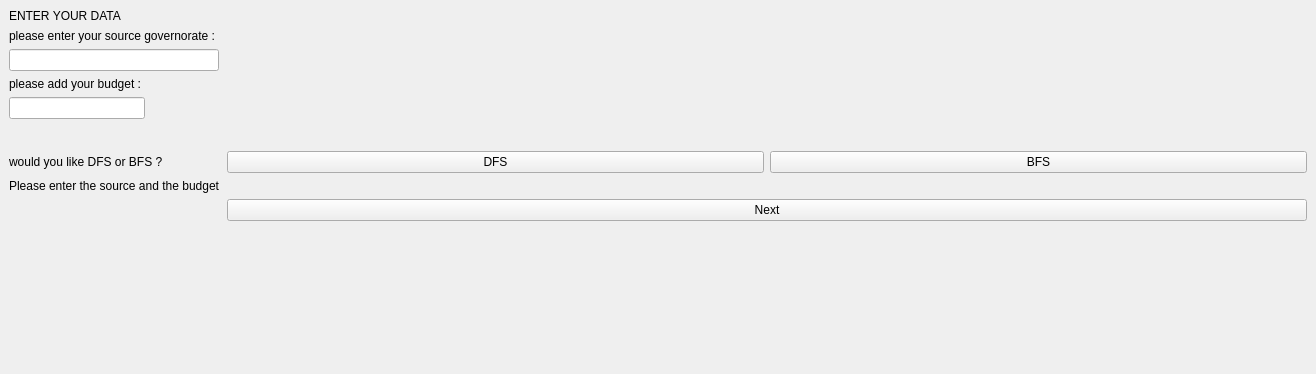
Old version of the form dataentry.ui in the repository mariamelkondakly/GuideMe; both pictures show x 0 to 1316 and y 0 to 374 of the 1316 by 880 pixel window.
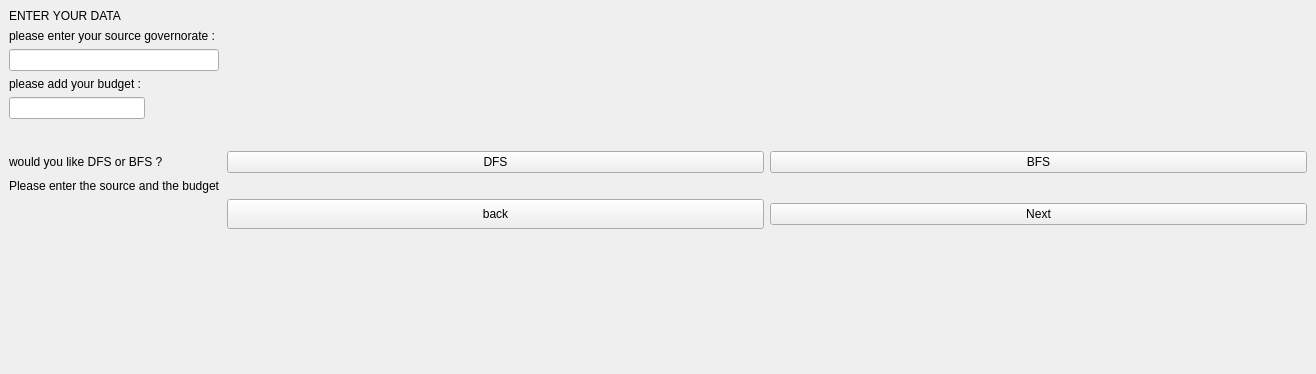
New version of the form.

Commit message:
back is done
back button

The edit to the form file:
```diff
--- a/dataentry.ui
+++ b/dataentry.ui
@@ -109,13 +109,6 @@
         </property>
        </widget>
       </item>
-      <item row="14" column="1">
-       <widget class="QPushButton" name="pushButton_2">
-        <property name="text">
-         <string>Next</string>
-        </property>
-       </widget>
-      </item>
       <item row="15" column="1">
        <spacer name="verticalSpacer">
         <property name="orientation">
@@ -129,6 +122,36 @@
         </property>
        </spacer>
       </item>
+      <item row="13" column="1">
+       <layout class="QHBoxLayout" name="horizontalLayout_3">
+        <item>
+         <widget class="QPushButton" name="back1putton">
+          <property name="sizePolicy">
+           <sizepolicy hsizetype="Minimum" vsizetype="Fixed">
+            <horstretch>0</horstretch>
+            <verstretch>0</verstretch>
+           </sizepolicy>
+          </property>
+          <property name="minimumSize">
+           <size>
+            <width>30</width>
+            <height>30</height>
+           </size>
+          </property>
+          <property name="text">
+           <string>back</string>
+          </property>
+         </widget>
+        </item>
+        <item>
+         <widget class="QPushButton" name="pushButton_2">
+          <property name="text">
+           <string>Next</string>
+          </property>
+         </widget>
+        </item>
+       </layout>
+      </item>
      </layout>
     </widget>
    </item>
```
The commit also changes 548 other files.
